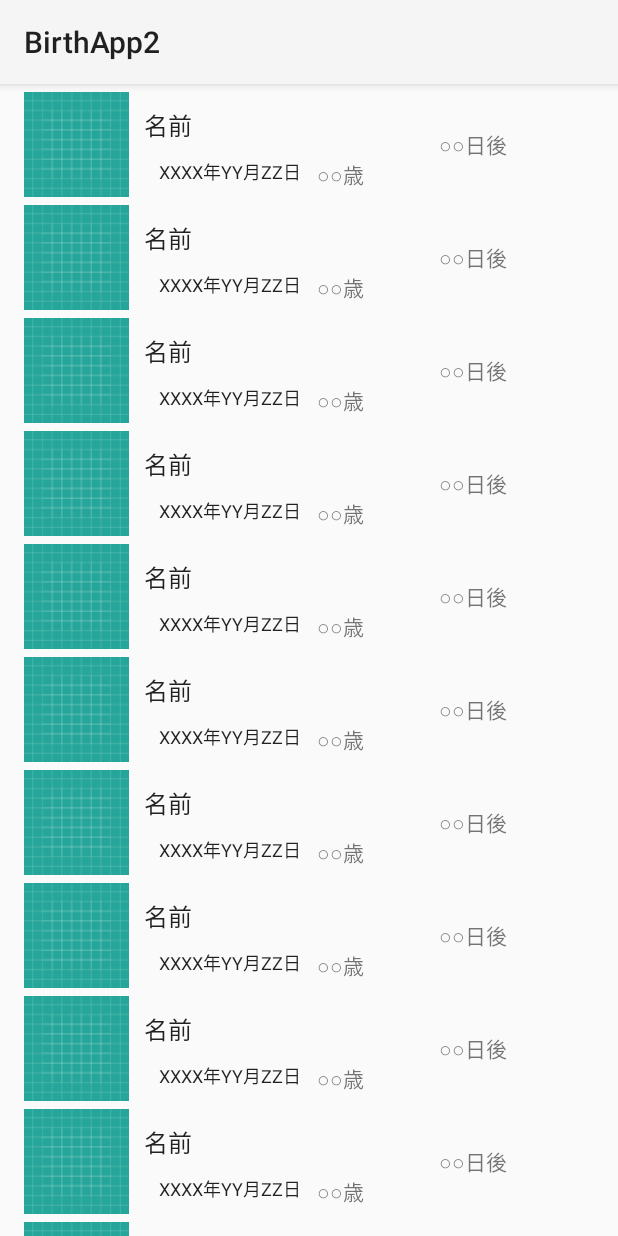
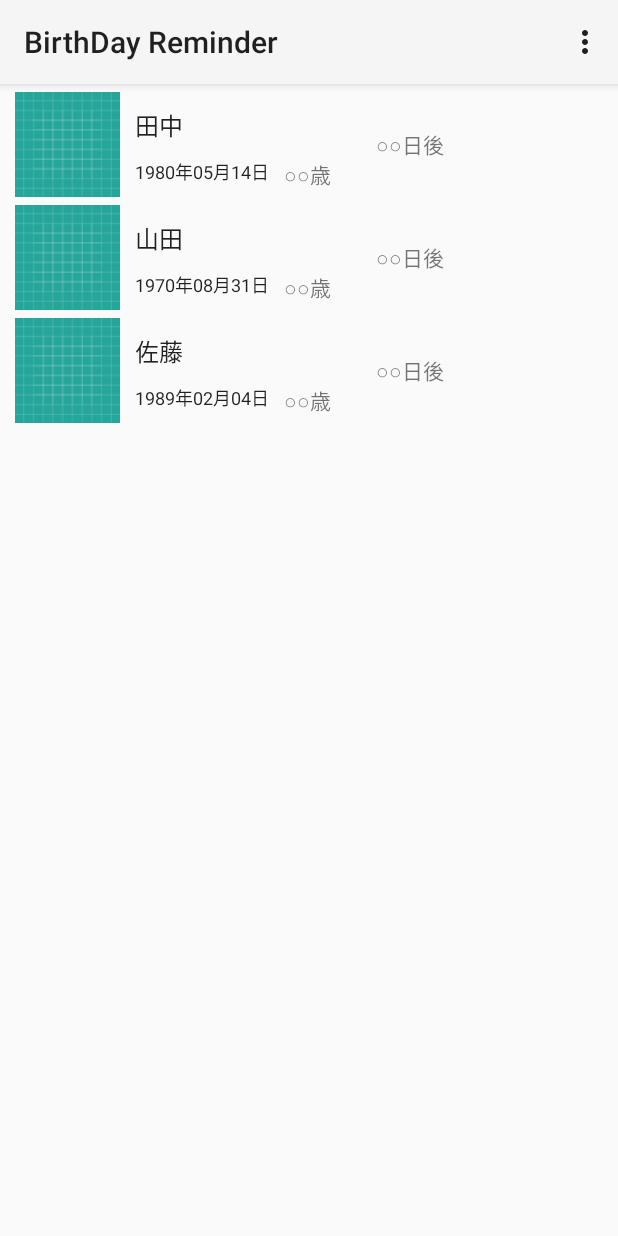
Before and after one commit to diatoms/BirthApp, an Android app: the screen it shows after launch (MainActivity), on a phone screen of 412 x 824 dp. Run offline under Robolectric (Android 15) with nearby library versions, the phone set to English and light mode, and no system bars.

```diff
--- a/BirthApp/app/src/main/java/com/iwa/birthapp2/Content.kt
+++ b/BirthApp/app/src/main/java/com/iwa/birthapp2/Content.kt
@@ -22,7 +22,7 @@ object Content {
      */
     val ITEM_MAP: MutableMap<String, ProfileItem> = HashMap()
 
-    private val COUNT = 25
+    private val COUNT = 3
 
     init {
         // Add some sample items.
--- a/BirthApp/app/src/main/java/com/iwa/birthapp2/MainActivity.kt
+++ b/BirthApp/app/src/main/java/com/iwa/birthapp2/MainActivity.kt
@@ -1,12 +1,15 @@
 package com.iwa.birthapp2
 
 import android.content.Context
+import android.net.Uri
 import android.support.v7.app.AppCompatActivity
 import android.os.Bundle
 import android.support.v4.app.FragmentManager
 import android.support.v4.app.FragmentTransaction
+import android.view.Menu
+import android.view.MenuItem
 
-class MainActivity : AppCompatActivity(), ItemFragment.OnListFragmentInteractionListener {
+class MainActivity : AppCompatActivity(), ItemFragment.OnListFragmentInteractionListener, SettingFragment.OnFragmentInteractionListener{
     val TAG: String = "AppCompatActivity"
     var context: Context? = null
 
@@ -26,4 +29,24 @@ class MainActivity : AppCompatActivity(), ItemFragment.OnListFragmentInteraction
     override fun onListFragmentInteraction(item: Content.ProfileItem?) {
         TODO("not implemented") //To change body of created functions use File | Settings | File Templates.
     }
+    override fun onFragmentInteraction(uri: Uri) {
+        TODO("not implemented") //To change body of created functions use File | Settings | File Templates.
+    }
+
+    override fun onCreateOptionsMenu(menu: Menu?): Boolean {
+        menuInflater.inflate(R.menu.menu_main, menu)
+        return true
+    }
+
+    override fun onOptionsItemSelected(item: MenuItem?): Boolean {
+        when (item?.itemId) {
+            R.id.addButton ->
+                with(supportFragmentManager.beginTransaction()){
+                    replace(R.id.container, SettingFragment())
+                    addToBackStack(null)
+                    commit()
+                }
+        }
+        return super.onOptionsItemSelected(item)
+    }
 }
--- a/BirthApp/app/src/main/java/com/iwa/birthapp2/MyItemRecyclerViewAdapter.kt
+++ b/BirthApp/app/src/main/java/com/iwa/birthapp2/MyItemRecyclerViewAdapter.kt
@@ -6,11 +6,8 @@ import android.view.View
 import android.view.ViewGroup
 import android.widget.ImageView
 import android.widget.TextView
-
-
 import com.iwa.birthapp2.ItemFragment.OnListFragmentInteractionListener
 import com.iwa.birthapp2.Content.ProfileItem
-
 import kotlinx.android.synthetic.main.fragment_item.view.*
 
 /**
@@ -24,13 +21,14 @@ class MyItemRecyclerViewAdapter(
     : RecyclerView.Adapter<MyItemRecyclerViewAdapter.ViewHolder>() {
 
     private val mOnClickListener: View.OnClickListener
+    private val nameList = arrayOf("田中","山田","佐藤")
+    private val dateList = arrayOf("1980年05月14日","1970年08月31日","1989年02月04日")
 
     init {
         mOnClickListener = View.OnClickListener { v ->
-            val item = v.tag as ProfileItem
-            // Notify the active callbacks interface (the activity, if the fragment is attached to
-            // one) that an item has been selected.
-            mListener?.onListFragmentInteraction(item)
+            //TODO 編集画面を起動
+//            val item = v.tag as ProfileItem
+//            mListener?.onListFragmentInteraction(item)
         }
     }
 
@@ -42,14 +40,8 @@ class MyItemRecyclerViewAdapter(
 
     override fun onBindViewHolder(holder: ViewHolder, position: Int) {
         val item = mValue[position]
-//        holder.mImager = item.
-//        holder.mTextName
-//        holder.mTextDate
-//        holder.mTextAge
-//        holder.mTextLeft
-//
-//        holder.mIdView.text = item.id
-//        holder.mContentView.text = item.content
+        holder.mTextName.text = nameList[position]
+        holder.mTextDate.text = dateList[position]
 
         with(holder.mView) {
             tag = item
@@ -65,9 +57,5 @@ class MyItemRecyclerViewAdapter(
         val mTextDate: TextView = mView.date_text
         val mTextAge: TextView = mView.age_text
         val mTextLeft: TextView = mView.daysleft_text
-
-//        override fun toString(): String {
-//            return super.toString() + " '" + mContentView.text + "'"
-//        }
     }
 }
--- a/BirthApp/app/src/main/res/layout/fragment_item.xml
+++ b/BirthApp/app/src/main/res/layout/fragment_item.xml
@@ -32,7 +32,7 @@
             android:id="@+id/date_text"
             android:layout_width="wrap_content"
             android:layout_height="wrap_content"
-            android:layout_marginLeft="20dp"
+            android:layout_marginLeft="10dp"
             android:text="XXXX年YY月ZZ日"
             android:textSize="12dp"
             android:textAppearance="?attr/textAppearanceListItem" />
@@ -50,7 +50,7 @@
         android:id="@+id/daysleft_text"
         android:layout_width="wrap_content"
         android:layout_height="wrap_content"
-        android:layout_marginLeft="50dp"
+        android:layout_marginLeft="30dp"
         android:text="○○日後"
         android:layout_gravity="center_vertical"
         />
--- a/BirthApp/app/src/main/res/layout/fragment_item_list.xml
+++ b/BirthApp/app/src/main/res/layout/fragment_item_list.xml
@@ -6,7 +6,7 @@
     android:name="com.iwa.birthapp2.ItemFragment"
     android:layout_width="match_parent"
     android:layout_height="match_parent"
-    android:layout_marginLeft="16dp"
-    android:layout_marginRight="16dp"
+    android:layout_marginLeft="10dp"
+    android:layout_marginRight="10dp"
     tools:context=".ItemFragment"
     tools:listitem="@layout/fragment_item" />
--- a/BirthApp/app/src/main/res/values/strings.xml
+++ b/BirthApp/app/src/main/res/values/strings.xml
@@ -1,3 +1,6 @@
 <resources>
-    <string name="app_name">BirthApp2</string>
+    <string name="app_name">BirthDay Reminder</string>
+
+    <!-- TODO: Remove or change this placeholder text -->
+    <string name="hello_blank_fragment">Hello blank fragment</string>
 </resources>
```
